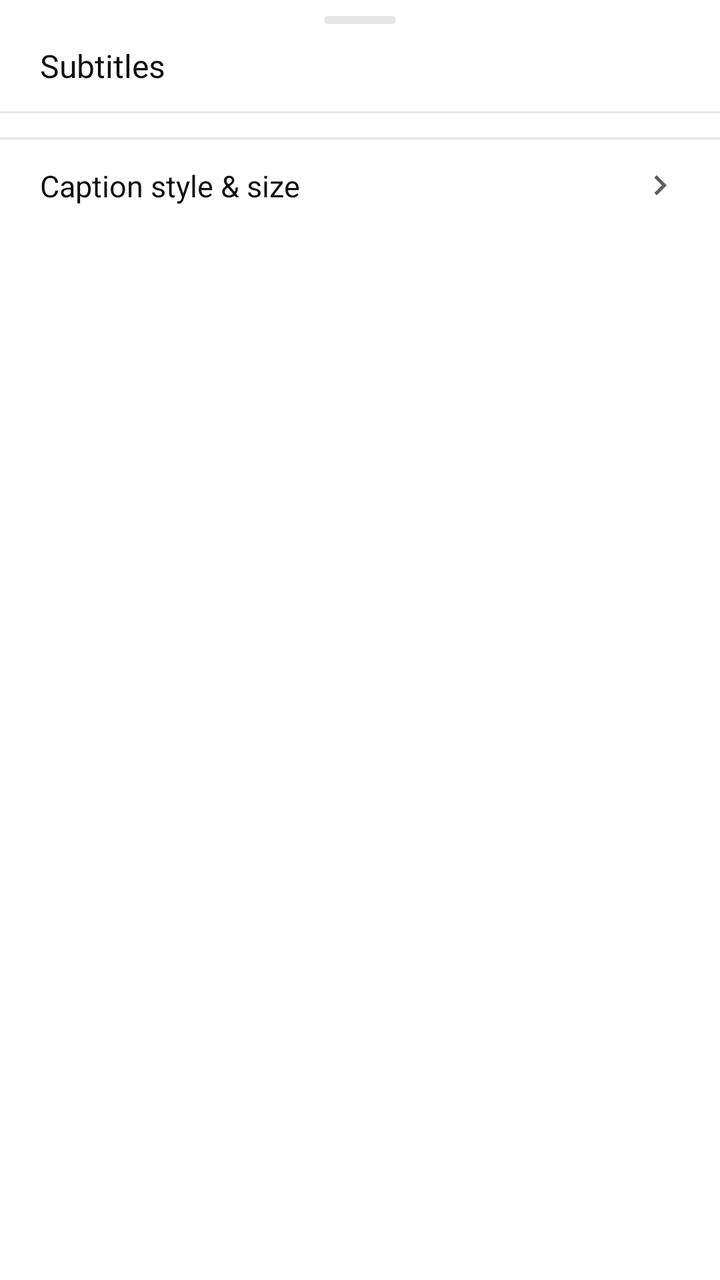
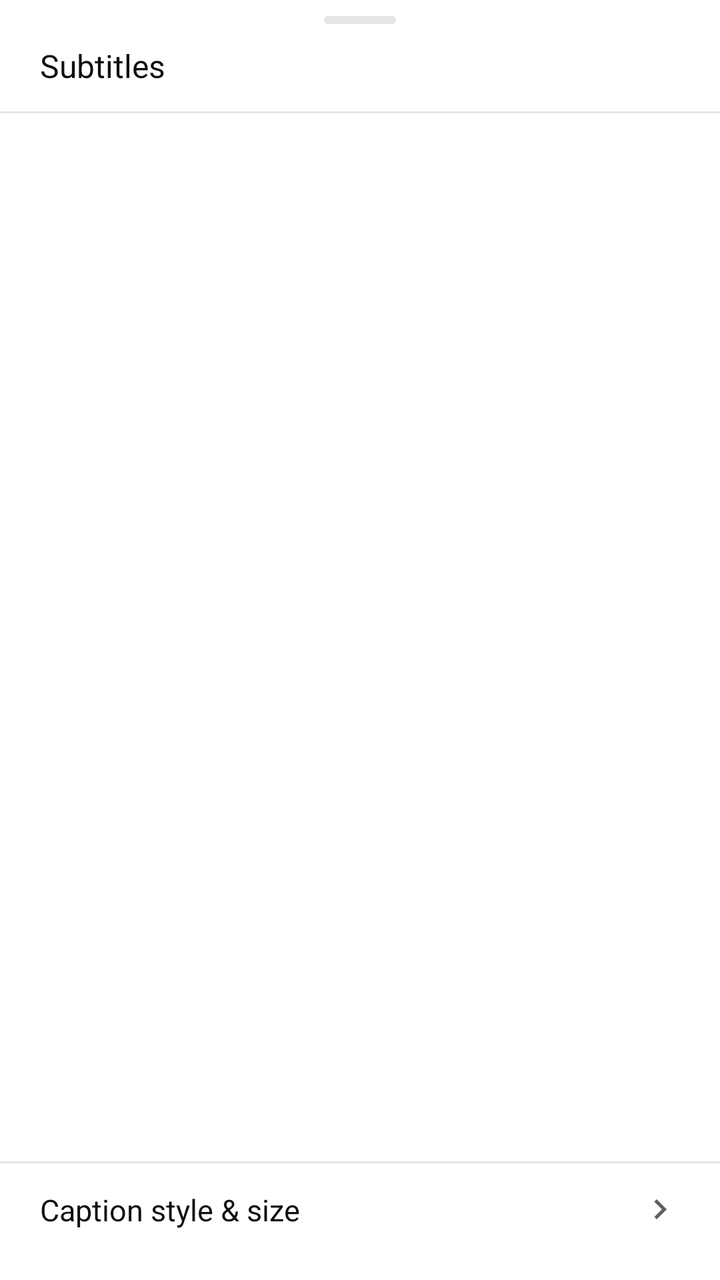

Two renders of the same Android screen: before a commit and after it. Below are the layout's source before the change and the commit's diff.
<!-- AndroidManifest.xml: application theme Theme.NewTube -->
<!-- res/layout/sheet_mobile_captions.xml -->
<?xml version="1.0" encoding="utf-8"?>
<androidx.core.widget.NestedScrollView xmlns:android="http://schemas.android.com/apk/res/android"
    android:layout_width="match_parent"
    android:layout_height="wrap_content"
    android:background="@drawable/bg_mobile_sheet">

    <LinearLayout
        android:layout_width="match_parent"
        android:layout_height="wrap_content"
        android:orientation="vertical"
        android:paddingBottom="12dp">

        <View
            android:layout_width="36dp"
            android:layout_height="4dp"
            android:layout_gravity="center_horizontal"
            android:layout_marginTop="8dp"
            android:background="@drawable/bg_mobile_sheet_handle" />

        <TextView
            android:id="@+id/captions_sheet_title"
            android:layout_width="match_parent"
            android:layout_height="wrap_content"
            android:paddingHorizontal="20dp"
            android:paddingTop="10dp"
            android:paddingBottom="12dp"
            android:text="@string/mobile_player_subtitles"
            android:textColor="@color/mobile_color_on_surface"
            android:textSize="16sp" />

        <View
            android:layout_width="match_parent"
            android:layout_height="1dp"
            android:background="@color/mobile_color_divider" />

        <LinearLayout
            android:id="@+id/captions_sheet_track_list"
            android:layout_width="match_parent"
            android:layout_height="wrap_content"
            android:layout_marginTop="4dp"
            android:orientation="vertical" />

        <TextView
            android:id="@+id/captions_sheet_empty"
            android:layout_width="match_parent"
            android:layout_height="wrap_content"
            android:paddingHorizontal="20dp"
            android:paddingVertical="8dp"
            android:text="@string/mobile_captions_empty"
            android:textColor="@color/mobile_color_on_surface_secondary"
            android:textSize="14sp"
            android:visibility="gone" />

        <View
            android:id="@+id/captions_sheet_style_divider"
            android:layout_width="match_parent"
            android:layout_height="1dp"
            android:layout_marginTop="8dp"
            android:background="@color/mobile_color_divider" />

        <LinearLayout
            android:id="@+id/captions_sheet_style"
            android:layout_width="match_parent"
            android:layout_height="wrap_content"
            android:background="?attr/selectableItemBackground"
            android:clickable="true"
            android:focusable="true"
            android:gravity="center_vertical"
            android:orientation="horizontal"
            android:paddingHorizontal="20dp"
            android:paddingVertical="13dp">

            <TextView
                android:layout_width="0dp"
                android:layout_height="wrap_content"
                android:layout_weight="1"
                android:text="@string/mobile_captions_style"
                android:textColor="@color/mobile_color_on_surface"
                android:textSize="15sp" />

            <ImageView
                android:layout_width="20dp"
                android:layout_height="20dp"
                android:contentDescription="@null"
                android:src="@drawable/ic_chevron_right"
                android:tint="@color/mobile_color_on_surface_secondary" />

        </LinearLayout>

    </LinearLayout>

</androidx.core.widget.NestedScrollView>
<!-- resources referenced by this layout -->
<resources>
  <color name="mobile_color_divider">#1A000000</color>
  <color name="mobile_color_on_surface">#0F0F0F</color>
  <color name="mobile_color_on_surface_secondary">#606060</color>
  <!-- drawable bg_mobile_sheet (drawable) -->
  <?xml version="1.0" encoding="utf-8"?>
  <shape xmlns:android="http://schemas.android.com/apk/res/android"
      android:shape="rectangle">
      <solid android:color="@android:color/transparent" />
      <corners android:radius="28dp" />
  </shape>
  <!-- drawable bg_mobile_sheet_handle (drawable) -->
  <?xml version="1.0" encoding="utf-8"?>
  <shape xmlns:android="http://schemas.android.com/apk/res/android"
      android:shape="rectangle">
      <solid android:color="@color/mobile_color_divider" />
      <corners android:radius="3dp" />
  </shape>
  <string name="mobile_captions_empty">No subtitles available for this video</string>
  <string name="mobile_captions_style">Caption style &amp; size</string>
  <string name="mobile_player_subtitles">Subtitles</string>
  <style name="Widget.MeTube.Loader" parent="android:Widget.Material.ProgressBar">
          <item name="android:indeterminateDrawable">@drawable/metube_loader</item>
      </style>
  <style name="Widget.MeTube.Loader.Large" parent="android:Widget.Material.ProgressBar.Large">
          <item name="android:indeterminateDrawable">@drawable/metube_loader</item>
      </style>
  <style name="Widget.MeTube.Loader.Small" parent="android:Widget.Material.ProgressBar.Small">
          <item name="android:indeterminateDrawable">@drawable/metube_loader</item>
      </style>
  <color name="mobile_color_primary">#FF453A</color>
  <color name="mobile_color_primary_dark">#D7372D</color>
  <color name="mobile_color_background">#FFFFFF</color>
  <color name="mobile_color_surface">#FFFFFF</color>
  <color name="mobile_color_navigation_bar">#000000</color>
  <style name="ThemeOverlay.NewTube.BottomSheetDialog" parent="ThemeOverlay.MaterialComponents.BottomSheetDialog">
          <item name="bottomSheetStyle">@style/Widget.NewTube.BottomSheet</item>
          
          <item name="elevationOverlayEnabled">false</item>
      </style>
  <style name="TextAppearance.NewTube.Button" parent="TextAppearance.MaterialComponents.Button">
          <item name="android:textAllCaps">false</item>
          <item name="android:letterSpacing">0</item>
      </style>
  <style name="Widget.NewTube.Snackbar.Action" parent="Widget.MaterialComponents.Button.TextButton.Snackbar">
          <item name="android:textColor">@color/mobile_color_background</item>
          <item name="android:fontFamily">sans-serif-medium</item>
      </style>
  <style name="Widget.MeTube.Snackbar" parent="Widget.MaterialComponents.Snackbar">
          <item name="shapeAppearance">@style/ShapeAppearance.MeTube.Round</item>
      </style>
  <style name="Widget.NewTube.BottomSheet" parent="Widget.MaterialComponents.BottomSheet.Modal">
          <item name="backgroundTint">@color/metube_sheet_glass</item>
          <item name="shapeAppearanceOverlay">@style/ShapeAppearance.NewTube.BottomSheet</item>
          
          <item name="shouldRemoveExpandedCorners">false</item>
      </style>
  <style name="ShapeAppearance.MeTube.Round" parent="">
          <item name="cornerFamily">rounded</item>
          <item name="cornerSize">16dp</item>
      </style>
  <color name="metube_sheet_glass">#D6FFFFFF</color>
  <style name="ShapeAppearance.NewTube.BottomSheet" parent="">
          <item name="cornerFamily">rounded</item>
          <item name="cornerSizeTopLeft">28dp</item>
          <item name="cornerSizeTopRight">28dp</item>
          <item name="cornerSizeBottomLeft">28dp</item>
          <item name="cornerSizeBottomRight">28dp</item>
      </style>
  <color name="metube_switch_off">#E3E3E8</color>
  <!-- unchanged entries left out for length: 7 -->
</resources>

<!-- the commit's change to res/layout/sheet_mobile_captions.xml (unified diff, before → after) -->
@@ -1,92 +1,101 @@
 <?xml version="1.0" encoding="utf-8"?>
-<androidx.core.widget.NestedScrollView xmlns:android="http://schemas.android.com/apk/res/android"
+<LinearLayout xmlns:android="http://schemas.android.com/apk/res/android"
     android:layout_width="match_parent"
     android:layout_height="wrap_content"
-    android:background="@drawable/bg_mobile_sheet">
+    android:background="@drawable/bg_mobile_sheet"
+    android:orientation="vertical"
+    android:paddingBottom="12dp">
 
-    <LinearLayout
+    <View
+        android:layout_width="36dp"
+        android:layout_height="4dp"
+        android:layout_gravity="center_horizontal"
+        android:layout_marginTop="8dp"
+        android:background="@drawable/bg_mobile_sheet_handle" />
+
+    <TextView
+        android:id="@+id/captions_sheet_title"
         android:layout_width="match_parent"
         android:layout_height="wrap_content"
-        android:orientation="vertical"
-        android:paddingBottom="12dp">
+        android:paddingHorizontal="20dp"
+        android:paddingTop="10dp"
+        android:paddingBottom="12dp"
+        android:text="@string/mobile_player_subtitles"
+        android:textColor="@color/mobile_color_on_surface"
+        android:textSize="16sp" />
 
-        <View
-            android:layout_width="36dp"
-            android:layout_height="4dp"
-            android:layout_gravity="center_horizontal"
-            android:layout_marginTop="8dp"
-            android:background="@drawable/bg_mobile_sheet_handle" />
+    <View
+        android:layout_width="match_parent"
+        android:layout_height="1dp"
+        android:background="@color/mobile_color_divider" />
 
-        <TextView
-            android:id="@+id/captions_sheet_title"
+    <androidx.core.widget.NestedScrollView
+        android:layout_width="match_parent"
+        android:layout_height="wrap_content"
+        android:layout_weight="1"
+        android:overScrollMode="never">
+
+        <LinearLayout
             android:layout_width="match_parent"
             android:layout_height="wrap_content"
-            android:paddingHorizontal="20dp"
-            android:paddingTop="10dp"
-            android:paddingBottom="12dp"
-            android:text="@string/mobile_player_subtitles"
-            android:textColor="@color/mobile_color_on_surface"
-            android:textSize="16sp" />
+            android:orientation="vertical">
 
-        <View
-            android:layout_width="match_parent"
-            android:layout_height="1dp"
-            android:background="@color/mobile_color_divider" />
-
-        <LinearLayout
-            android:id="@+id/captions_sheet_track_list"
-            android:layout_width="match_parent"
-            android:layout_height="wrap_content"
-            android:layout_marginTop="4dp"
-            android:orientation="vertical" />
-
-        <TextView
-            android:id="@+id/captions_sheet_empty"
-            android:layout_width="match_parent"
-            android:layout_height="wrap_content"
-            android:paddingHorizontal="20dp"
-            android:paddingVertical="8dp"
-            android:text="@string/mobile_captions_empty"
-            android:textColor="@color/mobile_color_on_surface_secondary"
-            android:textSize="14sp"
-            android:visibility="gone" />
-
-        <View
-            android:id="@+id/captions_sheet_style_divider"
-            android:layout_width="match_parent"
-            android:layout_height="1dp"
-            android:layout_marginTop="8dp"
-            android:background="@color/mobile_color_divider" />
-
-        <LinearLayout
-            android:id="@+id/captions_sheet_style"
-            android:layout_width="match_parent"
-            android:layout_height="wrap_content"
-            android:background="?attr/selectableItemBackground"
-            android:clickable="true"
-            android:focusable="true"
-            android:gravity="center_vertical"
-            android:orientation="horizontal"
-            android:paddingHorizontal="20dp"
-            android:paddingVertical="13dp">
+            <LinearLayout
+                android:id="@+id/captions_sheet_track_list"
+                android:layout_width="match_parent"
+                android:layout_height="wrap_content"
+                android:layout_marginTop="4dp"
+                android:orientation="vertical" />
 
             <TextView
-                android:layout_width="0dp"
+                android:id="@+id/captions_sheet_empty"
+                android:layout_width="match_parent"
                 android:layout_height="wrap_content"
-                android:layout_weight="1"
-                android:text="@string/mobile_captions_style"
-                android:textColor="@color/mobile_color_on_surface"
-                android:textSize="15sp" />
-
-            <ImageView
-                android:layout_width="20dp"
-                android:layout_height="20dp"
-                android:contentDescription="@null"
-                android:src="@drawable/ic_chevron_right"
-                android:tint="@color/mobile_color_on_surface_secondary" />
+                android:paddingHorizontal="20dp"
+                android:paddingVertical="8dp"
+                android:text="@string/mobile_captions_empty"
+                android:textColor="@color/mobile_color_on_surface_secondary"
+                android:textSize="14sp"
+                android:visibility="gone" />
 
         </LinearLayout>
 
+    </androidx.core.widget.NestedScrollView>
+
+    <View
+        android:id="@+id/captions_sheet_style_divider"
+        android:layout_width="match_parent"
+        android:layout_height="1dp"
+        android:layout_marginTop="8dp"
+        android:background="@color/mobile_color_divider" />
+
+    <LinearLayout
+        android:id="@+id/captions_sheet_style"
+        android:layout_width="match_parent"
+        android:layout_height="wrap_content"
+        android:background="?attr/selectableItemBackground"
+        android:clickable="true"
+        android:focusable="true"
+        android:gravity="center_vertical"
+        android:orientation="horizontal"
+        android:paddingHorizontal="20dp"
+        android:paddingVertical="13dp">
+
+        <TextView
+            android:layout_width="0dp"
+            android:layout_height="wrap_content"
+            android:layout_weight="1"
+            android:text="@string/mobile_captions_style"
+            android:textColor="@color/mobile_color_on_surface"
+            android:textSize="15sp" />
+
+        <ImageView
+            android:layout_width="20dp"
+            android:layout_height="20dp"
+            android:contentDescription="@null"
+            android:src="@drawable/ic_chevron_right"
+            android:tint="@color/mobile_color_on_surface_secondary" />
+
     </LinearLayout>
 
-</androidx.core.widget.NestedScrollView>
+</LinearLayout>
